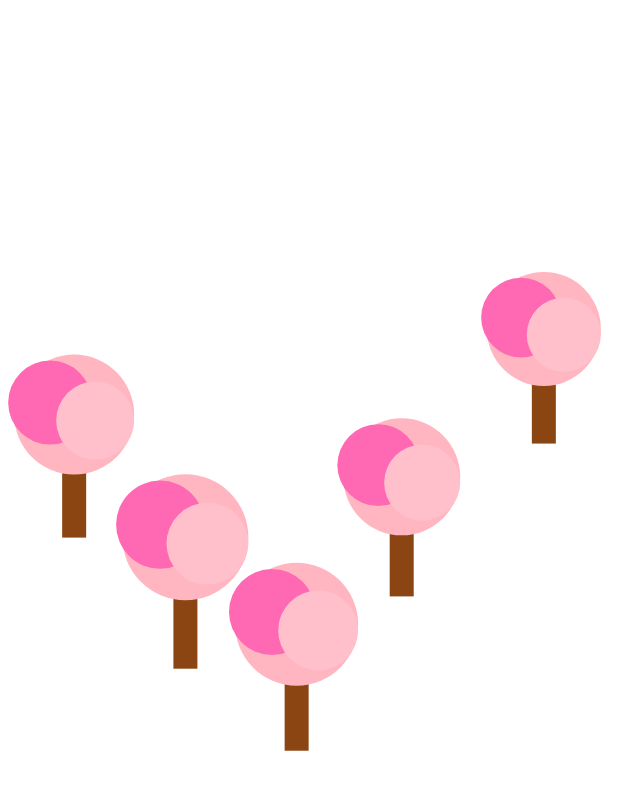
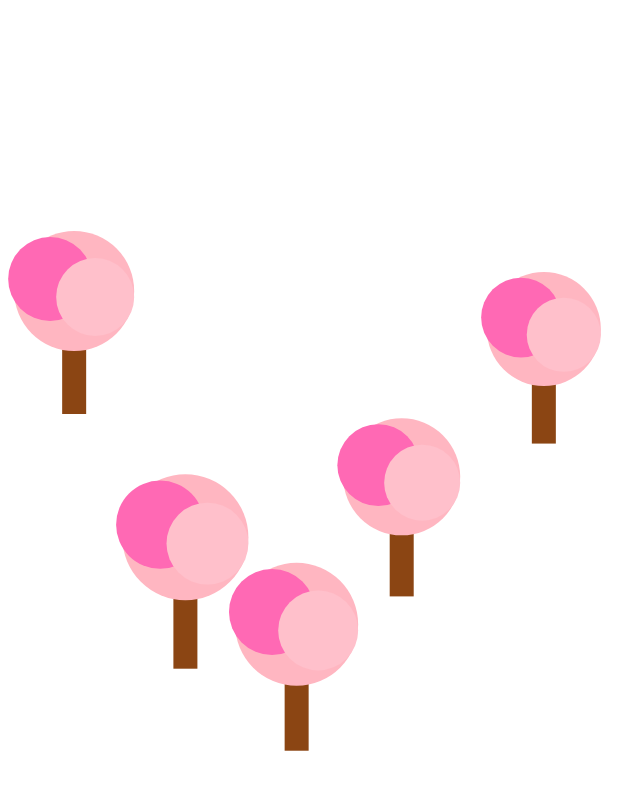
Before and after one commit to CryptoProgenitor/Reversey2, an Android app built with Jetpack Compose: the composable CherryBlossomTrees shown on its own in the app's theme, on a phone screen of 412 x 824 dp. Shown: the top 790 px of the screen. Run offline under Robolectric (Android 15) with nearby library versions, the phone set to English and light mode, and no system bars.

```diff
--- a/app/src/main/java/com/example/reversey/ui/components/UnifiedThemeComponents.kt
+++ b/app/src/main/java/com/example/reversey/ui/components/UnifiedThemeComponents.kt
@@ -160,6 +160,7 @@ fun UnifiedAttemptItem(
                 onJumpToParent = onJumpToParent
             )
         }
+
 
         // 🥚 EGG THEME
         aesthetic.id == "egg" -> {
--- a/app/src/main/java/com/example/reversey/ui/theme/SakuraSerenityComponents.kt
+++ b/app/src/main/java/com/example/reversey/ui/theme/SakuraSerenityComponents.kt
@@ -576,7 +576,7 @@ private fun CherryBlossomTrees() {
         // Artistic tree placements - scattered at different heights
         val trees = listOf(
             // Format: (xPosition, yPosition from top, trunkHeight, blossom size)
-            TreeData(0.12f, 0.35f, 70.dp.toPx(), 40.dp.toPx()),  // Left side, mid-high
+            TreeData(0.12f, 0.25f, 70.dp.toPx(), 40.dp.toPx()),  // Left side, mid-high
             TreeData(0.88f, 0.28f, 65.dp.toPx(), 38.dp.toPx()),  // Right side, higher
             TreeData(0.30f, 0.45f, 75.dp.toPx(), 42.dp.toPx()),  // Left-center, lower
             TreeData(0.65f, 0.40f, 68.dp.toPx(), 39.dp.toPx()),  // Right-center, mid
```
